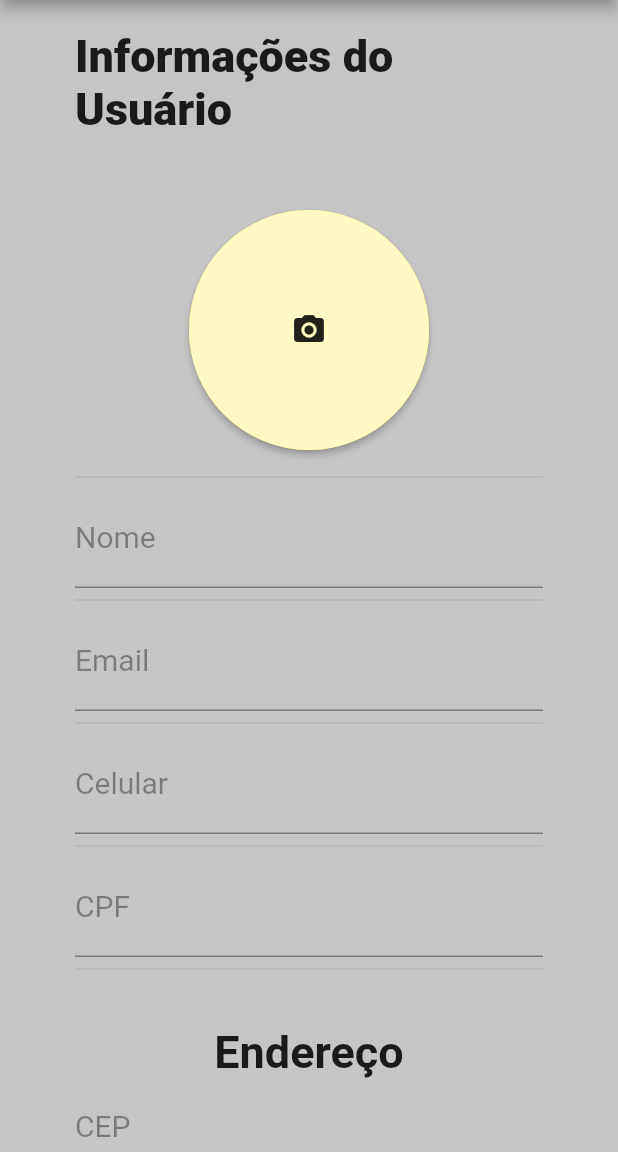
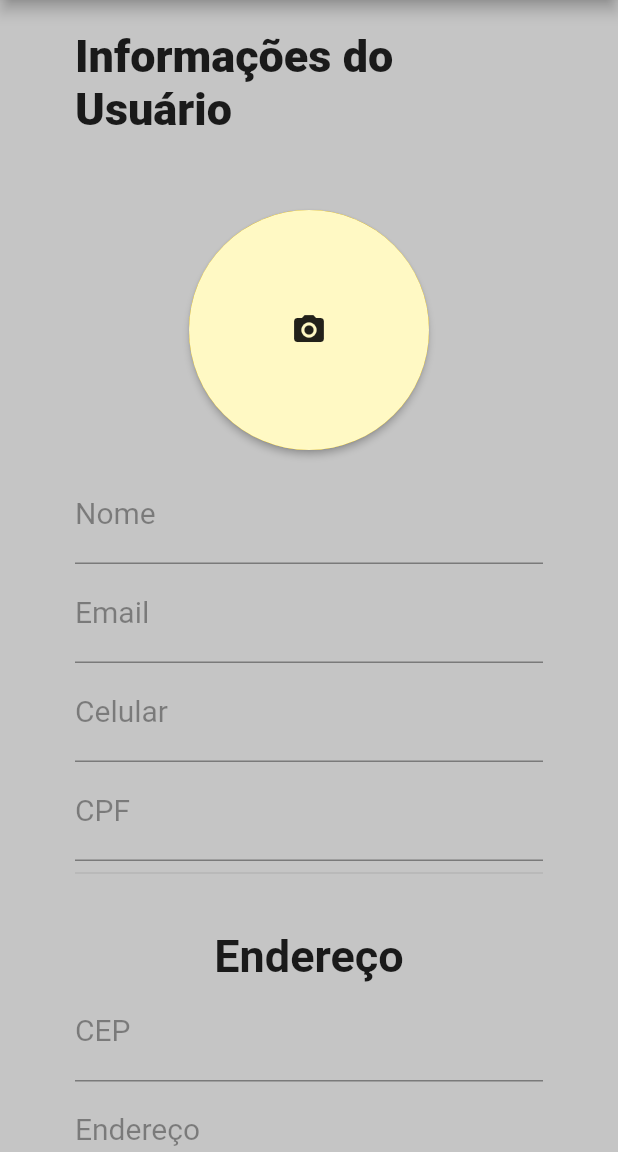
Before and after one commit to JucianKaue/Gym_APP, a Flutter app: the screen it shows after launch, on a phone screen of 412 x 824 dp, the part 84-1236 px from its top. Run offline on Flutter 3.47's test engine with Material 2 defaults, Android fonts, the phone set to English and light mode, and no system bars; our stand-ins replace brasil_fields, image_cropper, image_picker; missing offline and left inert: mysql1; Roboto replaces fonts that are missing (Hind).

Commit message:
User register page started

```diff
--- a/lib/pages/register.page.dart
+++ b/lib/pages/register.page.dart
@@ -41,10 +41,12 @@ class _RegisterPageState extends State<RegisterPage> {
       ),
       body: Container(
         color: Color.fromARGB(57, 12, 12, 12),
-        child: Padding(
-          padding: EdgeInsets.symmetric(horizontal: 50),
           child:ListView(
             children: <Widget> [
+              Padding(
+                padding: EdgeInsets.symmetric(horizontal: 50),
+              child: Column(
+                children: [
                   SizedBox(
                     height: 20,
                   ),
@@ -63,6 +65,7 @@ class _RegisterPageState extends State<RegisterPage> {
                       ElevatedButton(
                         style: ElevatedButton.styleFrom(
                           shape: CircleBorder(),
+                          side: BorderSide(width: 2, color: Color.fromARGB(255, 197, 148, 0))
                         ),
                         child: CircleAvatar(
                           radius: 80,
@@ -73,7 +76,7 @@ class _RegisterPageState extends State<RegisterPage> {
                       )
                     ]),
                   ),
-              Divider(),
+
                   TextFormField(
                     keyboardType: TextInputType.name,
                     decoration: InputDecoration(
@@ -82,7 +85,7 @@ class _RegisterPageState extends State<RegisterPage> {
                     ),
                     style: TextStyle(fontSize: 20),
                   ),
-              Divider(),
+
                   TextFormField(
                     keyboardType: TextInputType.emailAddress,
                     decoration: InputDecoration(
@@ -91,7 +94,7 @@ class _RegisterPageState extends State<RegisterPage> {
                     ),
                     style: TextStyle(fontSize: 20),
                   ),
-              Divider(),
+
                   TextFormField(
                     keyboardType: TextInputType.number,
                     inputFormatters: [
@@ -104,7 +107,7 @@ class _RegisterPageState extends State<RegisterPage> {
                     ),
                     style: TextStyle(fontSize: 20),
                   ),
-              Divider(),
+
                   TextFormField(
                     keyboardType: TextInputType.number,
                     inputFormatters: [
@@ -150,12 +153,42 @@ class _RegisterPageState extends State<RegisterPage> {
                     ),
                     style: TextStyle(fontSize: 20),
                   ),
+                  TextFormField(
+                    keyboardType: TextInputType.text,
+                    inputFormatters: [
+                      FilteringTextInputFormatter.singleLineFormatter
+                    ],
+                    decoration: InputDecoration(
+                      labelText: 'Rua',
+                      labelStyle: LabelTextStyle
+                    ),
+                    style: TextStyle(fontSize: 20),
+                  ),
+                  TextFormField(
+                    keyboardType: TextInputType.number,
+                    decoration: InputDecoration(
+                      labelText: 'Numero',
+                      labelStyle: LabelTextStyle
+                    ),
+                    style: TextStyle(fontSize: 20),
+                  ),
+                  TextFormField(
+                    keyboardType: TextInputType.text,
+                    inputFormatters: [
+                      FilteringTextInputFormatter.singleLineFormatter
+                    ],
+                    decoration: InputDecoration(
+                      labelText: 'Complemento',
+                      labelStyle: LabelTextStyle
+                    ),
+                    style: TextStyle(fontSize: 20),
+                  ),
 
-
+              ],)
+            )
           ],
         ),
       )
-        ),
     );
   }
 
```
Lines whose indentation alone changed are shown as unchanged.
